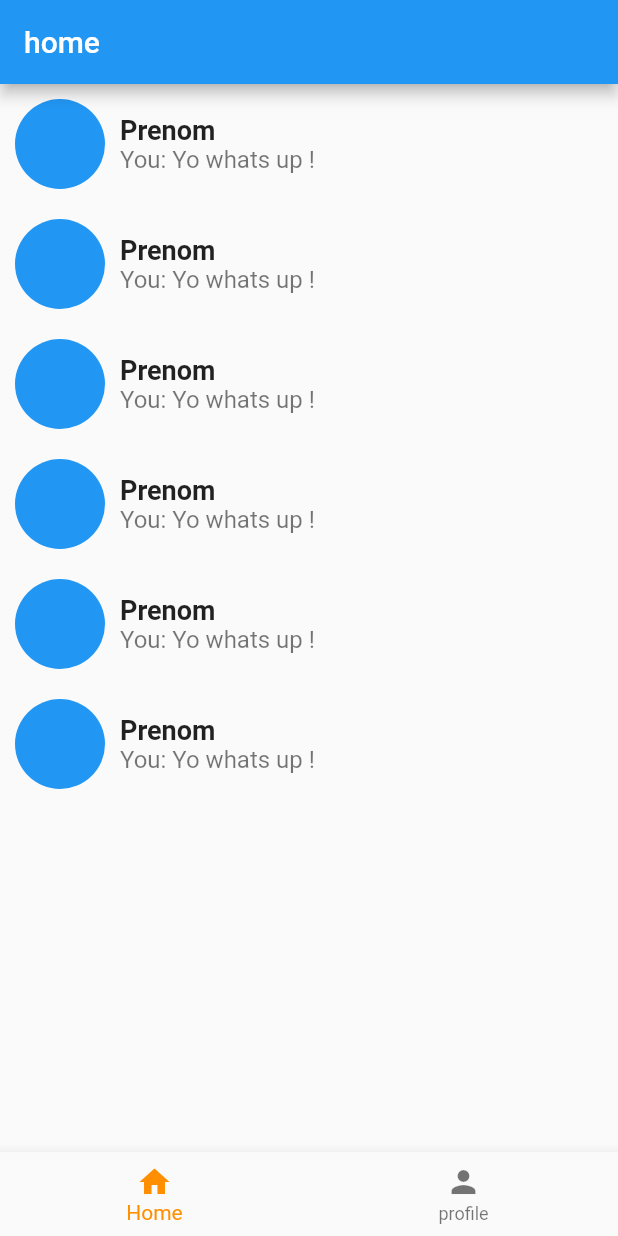
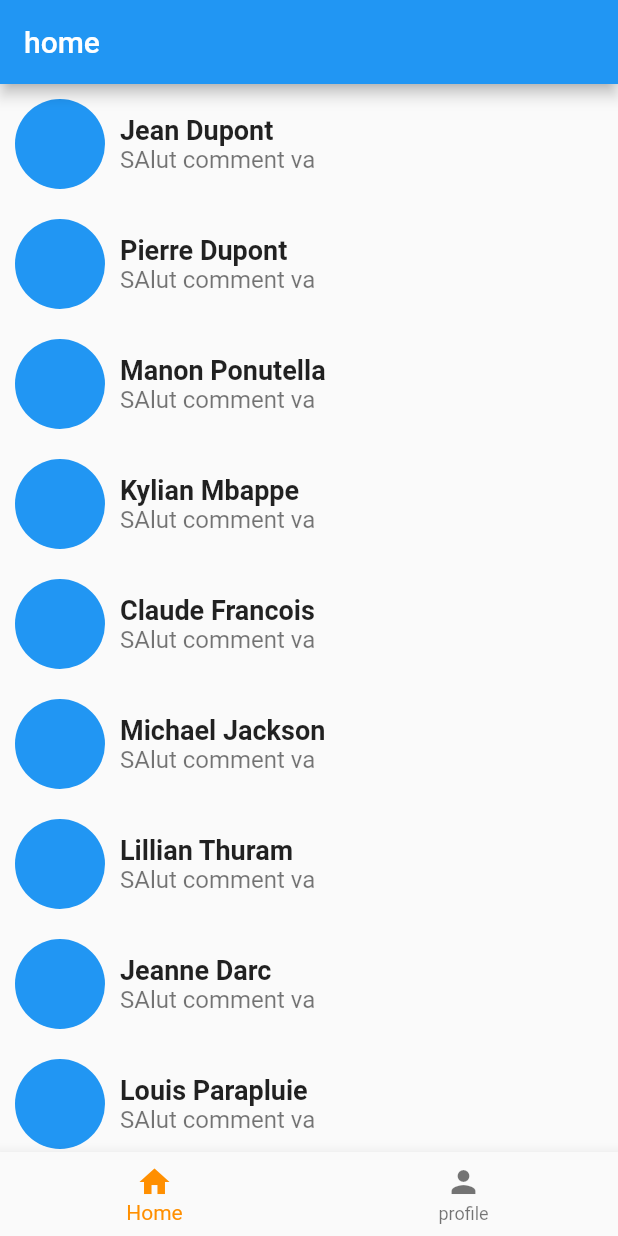
Before and after one commit to lerimeur/FL2-qwerty, a Flutter app: the screen it shows after launch, on a phone screen of 412 x 824 dp. Run offline on Flutter 3.47's test engine with Material 2 defaults, Android fonts, the phone set to English and light mode, and no system bars; accounts and stored records are empty.

Commit message:
feat: init home page and chat component

```diff
--- a/lib/Component/chat.dart
+++ b/lib/Component/chat.dart
@@ -1,34 +1,23 @@
 import 'package:flutter/material.dart';
 
 class Chat extends StatefulWidget {
-  const Chat({super.key});
+  const Chat({super.key, required this.title, this.lastMessage = '', required this.id, required this.onSelectedChat});
+
+  final String title;
+  final String lastMessage;
+  final String id;
+  final VoidCallback onSelectedChat;
 
   @override
   State<Chat> createState() => _ChatState();
 }
 
 class _ChatState extends State<Chat> {
-  final List<Object> fakeData = <Object>[
-    {"firstName": 'Jean', "lastName": 'Leclerc', "lastMessage": 'Yo, Whats up'},
-    {
-      "firstName": 'Louis',
-      "lastName": 'Dupont',
-      "lastMessage": 'Salut ca va ?'
-    },
-    {
-      "firstName": 'Manon',
-      "lastName": 'Ponutella',
-      "lastMessage": 'Super merci !'
-    },
-    {
-      "firstName": 'Kylian',
-      "lastName": 'Mbappe',
-      "lastMessage": 'J cale un triple en finale y a quoi ?'
-    },
-  ];
   @override
   Widget build(BuildContext context) {
-    return Padding(
+    return InkWell(
+      onTap: widget.onSelectedChat,
+      child: Padding(
         padding: const EdgeInsets.all(10),
         child: Row(
           children: <Widget>[
@@ -40,14 +29,17 @@ class _ChatState extends State<Chat> {
               margin: const EdgeInsets.fromLTRB(10, 0, 0, 0),
               child: Column(
                 crossAxisAlignment: CrossAxisAlignment.start,
-              children: const <Widget>[
+                children: <Widget>[
                   Text(
-                  'Prenom',
-                  style: TextStyle(fontSize: 18, fontWeight: FontWeight.bold),
+                    widget.title,
+                    style: const TextStyle(
+                      fontSize: 18,
+                      fontWeight: FontWeight.bold,
+                    ),
                   ),
                   Text(
-                  'You: Yo whats up !',
-                  style: TextStyle(
+                    widget.lastMessage,
+                    style: const TextStyle(
                       fontSize: 16,
                       fontWeight: FontWeight.normal,
                       color: Colors.black54,
@@ -58,6 +50,7 @@ class _ChatState extends State<Chat> {
             ),
           ],
         ),
+      ),
     );
   }
 }
--- a/lib/Page/home.dart
+++ b/lib/Page/home.dart
@@ -1,4 +1,5 @@
 import 'package:fl2_qwerty_messenger/Component/chat.dart';
+import 'package:fl2_qwerty_messenger/type.dart';
 import 'package:flutter/material.dart';
 
 class Home extends StatefulWidget {
@@ -9,12 +10,37 @@ class Home extends StatefulWidget {
 }
 
 class _HomeState extends State<Home> {
-  static const TextStyle optionStyle = TextStyle(fontSize: 30, fontWeight: FontWeight.bold);
+  static const TextStyle optionStyle =
+      TextStyle(fontSize: 30, fontWeight: FontWeight.bold);
 
+  final List<Conversation> fakeData = <Conversation>[
+    Conversation('Jean Dupont', 'SAlut comment va', '1'),
+    Conversation('Pierre Dupont', 'SAlut comment va', '2'),
+    Conversation('Manon Ponutella', 'SAlut comment va', '3'),
+    Conversation('Kylian Mbappe', 'SAlut comment va', '4'),
+    Conversation('Claude Francois', 'SAlut comment va', '5'),
+    Conversation('Michael Jackson', 'SAlut comment va', '6'),
+    Conversation('Lillian Thuram', 'SAlut comment va', '7'),
+    Conversation('Jeanne Darc', 'SAlut comment va', '8'),
+    Conversation('Louis Parapluie', 'SAlut comment va', '9'),
+    Conversation('Fred Vase', 'SAlut comment va', '10'),
+  ];
+
+  void handleSelectedChat() {
+    // print('Select chat ${fakeData[index].id}');
+  }
   @override
   Widget build(BuildContext context) {
-    return Column(
-      children: const <Widget>[Chat(), Chat(), Chat(), Chat(), Chat(), Chat()]
+    return ListView.builder(
+      itemCount: fakeData.length,
+      itemBuilder: (BuildContext context, int index) {
+        return Chat(
+          title: fakeData[index].title,
+          lastMessage: fakeData[index].lastMessage,
+          id: fakeData[index].id,
+          onSelectedChat: handleSelectedChat,
+        );
+      },
     );
   }
 }
```
Lines whose indentation alone changed are shown as unchanged.
